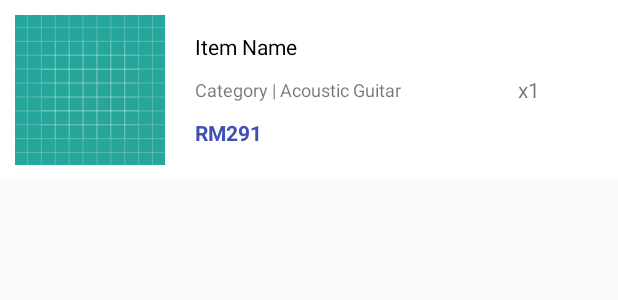
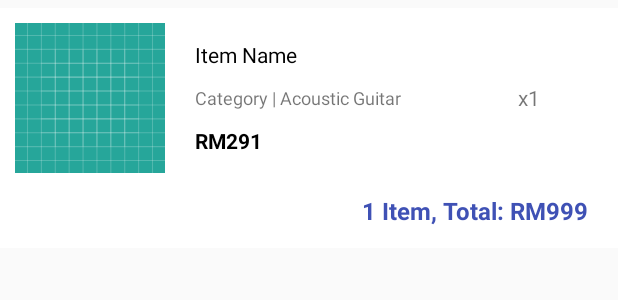
Before and after one commit to wayneng6010/guitar_story_app, an Android app: the layout purchased_item.xml on its own in the app's theme, with its tools: preview values and no code run, on a phone screen of 412 x 824 dp. Shown: the top 300 px of the screen. Run offline under Robolectric (Android 15) with nearby library versions, the phone set to English and light mode, and no system bars.

Commit message:
almost done 1

```diff
--- a/app/src/main/java/com/inti/student/criminalintent/PurchasedItemActivity.java
+++ b/app/src/main/java/com/inti/student/criminalintent/PurchasedItemActivity.java
@@ -81,6 +81,7 @@ public class PurchasedItemActivity extends AppCompatActivity {
         private TextView mPriceTextView;
         private ImageView mItemImageView;
         private TextView mQuantityTextView;
+        private TextView mQuantityTotalTextView;
         private ItemPurchase mItem;
         private String itemId;
         private String mImageName;
@@ -93,7 +94,7 @@ public class PurchasedItemActivity extends AppCompatActivity {
             mPriceTextView = (TextView) itemView.findViewById(R.id.purchased_item_price);
             mItemImageView = (ImageView) itemView.findViewById(R.id.purchased_item_image);
             mQuantityTextView = (TextView) itemView.findViewById(R.id.purchased_item_quantity);
-
+            mQuantityTotalTextView = (TextView) itemView.findViewById(R.id.purchased_item_quantity_total);
             itemView.setOnClickListener(this);
         }
 
@@ -112,6 +113,7 @@ public class PurchasedItemActivity extends AppCompatActivity {
             mItemImageView.setImageResource(mImageID);
 
             mQuantityTextView.setText("x" + String.valueOf(mItem.getQty()));
+            mQuantityTotalTextView.setText(String.valueOf(mItem.getQty()) + " Items, Total: RM" + String.valueOf(mItem.getQty() * item_info.getPrice()));
         }
 
         @Override
--- a/app/src/main/java/com/inti/student/criminalintent/UserProfileActivity.java
+++ b/app/src/main/java/com/inti/student/criminalintent/UserProfileActivity.java
@@ -225,6 +225,7 @@ public class UserProfileActivity extends AppCompatActivity {
 
                     Toast.makeText(getApplicationContext(), "Change password successful", Toast.LENGTH_LONG).show();
 
+                    finishAffinity(); // finish all activities
                     Intent intent = new Intent(getApplicationContext(), UserLoginActivity.class);
                     intent.setFlags(Intent.FLAG_ACTIVITY_CLEAR_TOP); // clean up all activities
 
--- a/app/src/main/res/layout/purchased_item.xml
+++ b/app/src/main/res/layout/purchased_item.xml
@@ -3,13 +3,15 @@
     xmlns:app="http://schemas.android.com/apk/res-auto"
     xmlns:tools="http://schemas.android.com/tools"
     android:layout_width="match_parent"
-    android:layout_height="120dp"
+    android:layout_height="wrap_content"
     android:background="?attr/colorBackgroundFloating"
+    android:layout_marginVertical="5dp"
     tools:context=".PurchasedItemActivity">
 
     <RelativeLayout
+        android:id="@+id/purchased_item_info_layout"
         android:layout_width="match_parent"
-        android:layout_height="match_parent">
+        android:layout_height="120dp">
 
         <ImageView
             android:id="@+id/purchased_item_image"
@@ -52,7 +54,7 @@
                 android:paddingVertical="5dp"
                 android:layout_below="@+id/purchased_item_category"
                 android:text="RM291"
-                android:textColor="@color/colorPrimary"
+                android:textColor="@color/black"
                 android:textStyle="bold" />
 
 
@@ -69,4 +71,25 @@
 
     </RelativeLayout>
 
+    <RelativeLayout
+        android:layout_below="@+id/purchased_item_info_layout"
+        android:layout_marginTop="-10dp"
+        android:layout_width="match_parent"
+        android:layout_height="50dp">
+
+        <TextView
+            android:id="@+id/purchased_item_quantity_total"
+            android:layout_width="wrap_content"
+            android:layout_height="wrap_content"
+            android:layout_centerVertical="true"
+            android:layout_alignParentRight="true"
+            android:layout_marginHorizontal="20dp"
+            android:paddingVertical="5dp"
+            android:textColor="@color/colorPrimary"
+            android:textStyle="bold"
+            android:textSize="16sp"
+            android:text="1 Item, Total: RM999"/>
+
+    </RelativeLayout>
+
 </RelativeLayout>
--- a/app/src/main/res/layout/recyclerview_purchased_item.xml
+++ b/app/src/main/res/layout/recyclerview_purchased_item.xml
@@ -22,7 +22,7 @@
         android:id="@+id/purchased_item_view"
         android:layout_width="match_parent"
         android:layout_height="match_parent"
-        android:layout_marginTop="70dp" />
+        android:layout_marginTop="60dp" />
 
     <RelativeLayout
         android:id="@+id/purchased_item_empty_layout"
--- a/app/src/main/res/layout/user_profile.xml
+++ b/app/src/main/res/layout/user_profile.xml
@@ -157,8 +157,7 @@
                 android:layout_width="match_parent"
                 android:layout_height="wrap_content"
                 android:layout_centerVertical="true"
-                android:layout_toRightOf="@+id/user_profile_address_lbl"
-                android:inputType="textEmailAddress" />
+                android:layout_toRightOf="@+id/user_profile_address_lbl" />
 
         </RelativeLayout>
 
```
